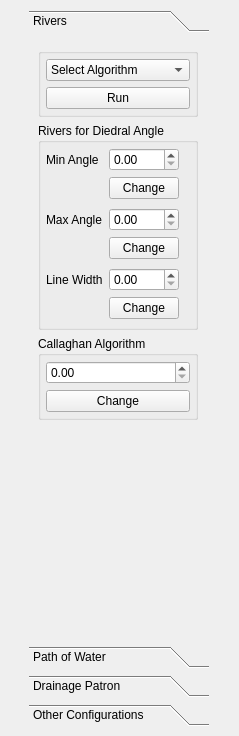
jtpefaur/runnel, file UI/toolbarsconfigmesh.ui: the form before one commit.
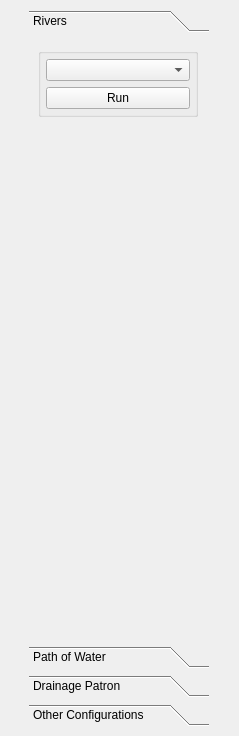
The form after the commit. The open tabs and pages were chosen to show the change.

Commit message: apply strategy algorithm

Diff of the .ui file:
```diff
--- a/UI/toolbarsconfigmesh.ui
+++ b/UI/toolbarsconfigmesh.ui
@@ -145,21 +145,6 @@
                  <height>0</height>
                 </size>
                </property>
-               <item>
-                <property name="text">
-                 <string>Select Algorithm</string>
-                </property>
-               </item>
-               <item>
-                <property name="text">
-                 <string>Peucker</string>
-                </property>
-               </item>
-               <item>
-                <property name="text">
-                 <string>Callaghan</string>
-                </property>
-               </item>
               </widget>
              </item>
              <item>
@@ -173,220 +158,8 @@
            </widget>
           </item>
           <item>
-           <widget class="QGroupBox" name="groupBox_2">
-            <property name="sizePolicy">
-             <sizepolicy hsizetype="Expanding" vsizetype="Fixed">
-              <horstretch>0</horstretch>
-              <verstretch>0</verstretch>
-             </sizepolicy>
-            </property>
-            <property name="minimumSize">
-             <size>
-              <width>0</width>
-              <height>0</height>
-             </size>
-            </property>
-            <property name="maximumSize">
-             <size>
-              <width>160</width>
-              <height>16777215</height>
-             </size>
-            </property>
-            <property name="title">
-             <string>Rivers for Diedral Angle</string>
-            </property>
-            <layout class="QFormLayout" name="formLayout">
-             <property name="leftMargin">
-              <number>5</number>
-             </property>
-             <property name="topMargin">
-              <number>5</number>
-             </property>
-             <property name="rightMargin">
-              <number>5</number>
-             </property>
-             <property name="bottomMargin">
-              <number>5</number>
-             </property>
-             <item row="0" column="0">
-              <widget class="QLabel" name="label">
-               <property name="text">
-                <string>Min Angle</string>
-               </property>
-              </widget>
-             </item>
-             <item row="0" column="1">
-              <widget class="QDoubleSpinBox" name="min_angle_value">
-               <property name="maximumSize">
-                <size>
-                 <width>70</width>
-                 <height>16777215</height>
-                </size>
-               </property>
-              </widget>
-             </item>
-             <item row="1" column="0">
-              <spacer name="horizontalSpacer">
-               <property name="orientation">
-                <enum>Qt::Horizontal</enum>
-               </property>
-               <property name="sizeHint" stdset="0">
-                <size>
-                 <width>40</width>
-                 <height>25</height>
-                </size>
-               </property>
-              </spacer>
-             </item>
-             <item row="1" column="1">
-              <widget class="QPushButton" name="min_angle_button">
-               <property name="maximumSize">
-                <size>
-                 <width>70</width>
-                 <height>16777215</height>
-                </size>
-               </property>
-               <property name="text">
-                <string>Change</string>
-               </property>
-              </widget>
-             </item>
-             <item row="2" column="0">
-              <widget class="QLabel" name="label_2">
-               <property name="text">
-                <string>Max Angle</string>
-               </property>
-              </widget>
-             </item>
-             <item row="2" column="1">
-              <widget class="QDoubleSpinBox" name="max_angle_value">
-               <property name="maximumSize">
-                <size>
-                 <width>70</width>
-                 <height>16777215</height>
-                </size>
-               </property>
-              </widget>
-             </item>
-             <item row="3" column="0">
-              <spacer name="horizontalSpacer_2">
-               <property name="orientation">
-                <enum>Qt::Horizontal</enum>
-               </property>
-               <property name="sizeHint" stdset="0">
-                <size>
-                 <width>40</width>
-                 <height>25</height>
-                </size>
-               </property>
-              </spacer>
-             </item>
-             <item row="3" column="1">
-              <widget class="QPushButton" name="max_angle_button">
-               <property name="maximumSize">
-                <size>
-                 <width>70</width>
-                 <height>16777215</height>
-                </size>
-               </property>
-               <property name="text">
-                <string>Change</string>
-               </property>
-              </widget>
-             </item>
-             <item row="4" column="0">
-              <widget class="QLabel" name="label_3">
-               <property name="text">
-                <string>Line Width</string>
-               </property>
-              </widget>
-             </item>
-             <item row="4" column="1">
-              <widget class="QDoubleSpinBox" name="line_width_value">
-               <property name="maximumSize">
-                <size>
-                 <width>70</width>
-                 <height>16777215</height>
-                </size>
-               </property>
-              </widget>
-             </item>
-             <item row="5" column="0">
-              <spacer name="horizontalSpacer_3">
-               <property name="orientation">
-                <enum>Qt::Horizontal</enum>
-               </property>
-               <property name="sizeHint" stdset="0">
-                <size>
-                 <width>40</width>
-                 <height>25</height>
-                </size>
-               </property>
-              </spacer>
-             </item>
-             <item row="5" column="1">
-              <widget class="QPushButton" name="line_width_button">
-               <property name="maximumSize">
-                <size>
-                 <width>70</width>
-                 <height>16777215</height>
-                </size>
-               </property>
-               <property name="text">
-                <string>Change</string>
-               </property>
-              </widget>
-             </item>
-            </layout>
-           </widget>
-          </item>
-          <item>
-           <widget class="QGroupBox" name="groupBox_3">
-            <property name="sizePolicy">
-             <sizepolicy hsizetype="Expanding" vsizetype="Fixed">
-              <horstretch>0</horstretch>
-              <verstretch>0</verstretch>
-             </sizepolicy>
-            </property>
-            <property name="minimumSize">
-             <size>
-              <width>0</width>
-              <height>0</height>
-             </size>
-            </property>
-            <property name="maximumSize">
-             <size>
-              <width>160</width>
-              <height>16777215</height>
-             </size>
-            </property>
-            <property name="title">
-             <string>Callaghan Algorithm</string>
-            </property>
-            <layout class="QVBoxLayout" name="verticalLayout_6">
-             <property name="leftMargin">
-              <number>5</number>
-             </property>
-             <property name="topMargin">
-              <number>5</number>
-             </property>
-             <property name="rightMargin">
-              <number>5</number>
-             </property>
-             <property name="bottomMargin">
-              <number>5</number>
-             </property>
-             <item>
-              <widget class="QDoubleSpinBox" name="callaghan_value"/>
-             </item>
-             <item>
-              <widget class="QPushButton" name="callaghan_button">
-               <property name="text">
-                <string>Change</string>
-               </property>
-              </widget>
-             </item>
-            </layout>
+           <widget class="QWidget" name="river_conf" native="true">
+            <layout class="QVBoxLayout" name="verticalLayout_6"/>
            </widget>
           </item>
           <item>
```
Left out of the diff: 2 changed lines with no effect on the pictures. The commit also changes 42 other files.
